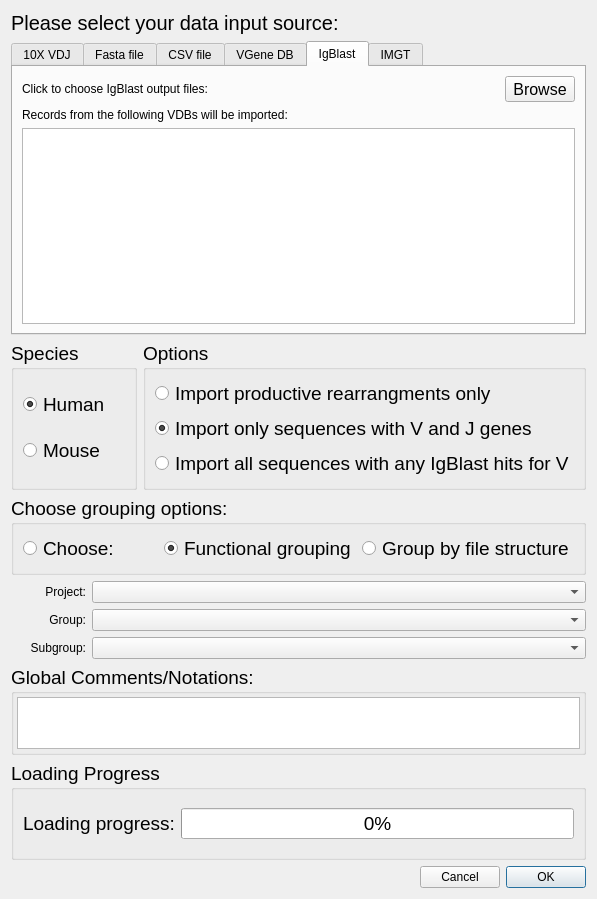
Before: the Qt Designer form import_data_dialog.ui in WilsonImmunologyLab/VGenes, drawn with Qt 5.
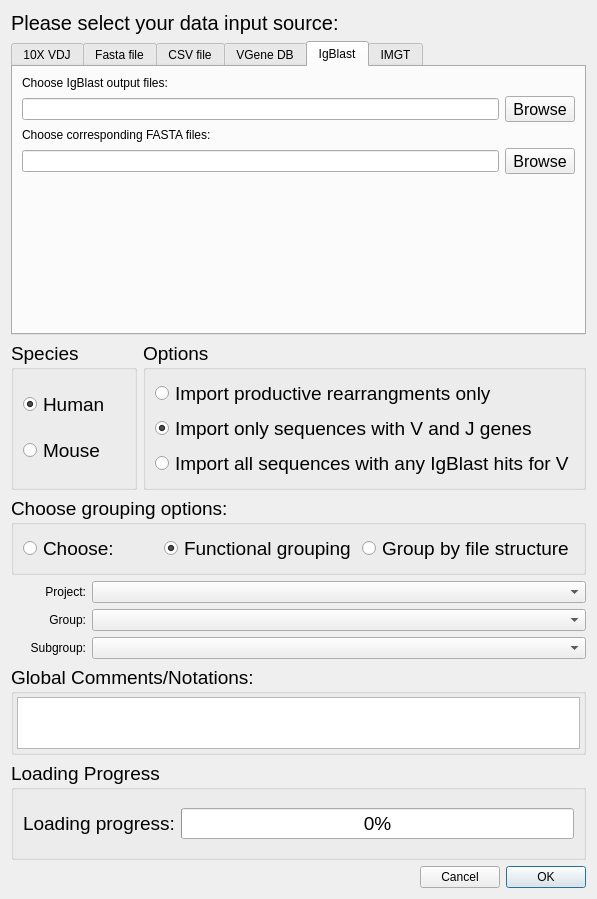
After: the same form once the commit is applied. The open tabs and pages were chosen to show the change.

Commit message: update IgBlast reader

Patch:
```diff
--- a/import_data_dialog.ui
+++ b/import_data_dialog.ui
@@ -313,34 +313,62 @@
        <string>IgBlast</string>
       </attribute>
       <layout class="QGridLayout" name="gridLayout_13">
-       <item row="0" column="0">
+       <item row="0" column="0" colspan="2">
         <widget class="QLabel" name="label_21">
          <property name="text">
-          <string>Click to choose IgBlast output files:</string>
+          <string>Choose IgBlast output files:</string>
          </property>
         </widget>
        </item>
-       <item row="0" column="1">
-        <widget class="QToolButton" name="browseIgBlast">
-         <property name="font">
-          <font>
-           <pointsize>12</pointsize>
-          </font>
-         </property>
-         <property name="text">
-          <string>Browse</string>
-         </property>
-        </widget>
-       </item>
-       <item row="1" column="0" colspan="2">
+       <item row="2" column="0">
         <widget class="QLabel" name="label_20">
          <property name="text">
-          <string>Records from the following VDBs will be imported: </string>
+          <string>Choose corresponding FASTA files:</string>
          </property>
         </widget>
        </item>
-       <item row="2" column="0" colspan="2">
-        <widget class="QListWidget" name="listWidgetIgBlast"/>
+       <item row="3" column="1">
+        <widget class="QToolButton" name="toolButtonIgFasta">
+         <property name="font">
+          <font>
+           <pointsize>12</pointsize>
+          </font>
+         </property>
+         <property name="text">
+          <string>Browse</string>
+         </property>
+        </widget>
+       </item>
+       <item row="1" column="0">
+        <widget class="QLineEdit" name="lineEditIgOut"/>
+       </item>
+       <item row="3" column="0">
+        <widget class="QLineEdit" name="lineEditIgFasta"/>
+       </item>
+       <item row="1" column="1">
+        <widget class="QToolButton" name="browseIgBlast">
+         <property name="font">
+          <font>
+           <pointsize>12</pointsize>
+          </font>
+         </property>
+         <property name="text">
+          <string>Browse</string>
+         </property>
+        </widget>
+       </item>
+       <item row="4" column="0" colspan="2">
+        <spacer name="verticalSpacer">
+         <property name="orientation">
+          <enum>Qt::Vertical</enum>
+         </property>
+         <property name="sizeHint" stdset="0">
+          <size>
+           <width>20</width>
+           <height>40</height>
+          </size>
+         </property>
+        </spacer>
        </item>
       </layout>
      </widget>
```
Left out of the diff: 102 changed lines with no effect on the pictures. The commit also changes 10 other files.
